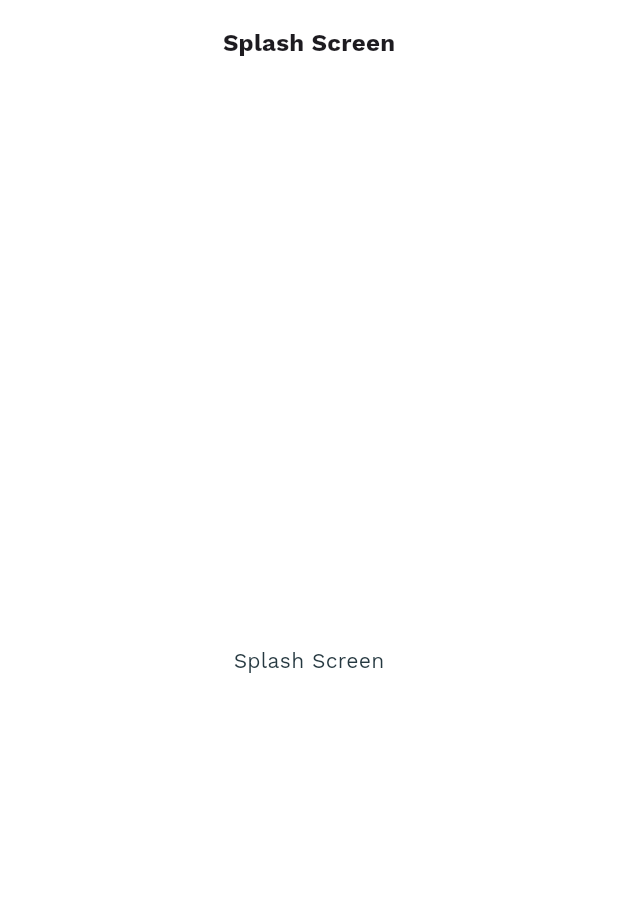
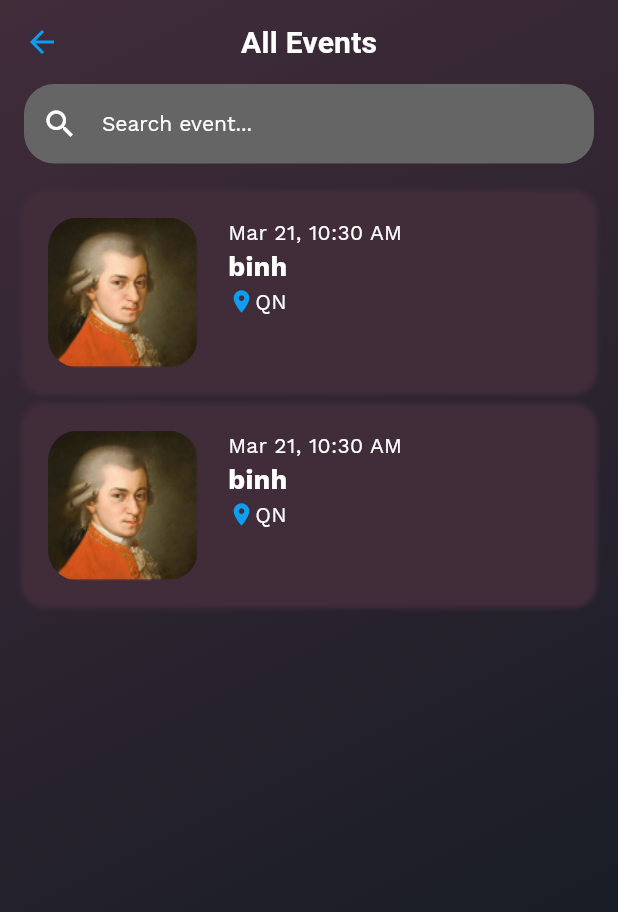
Before and after one commit to ManhHoDinh/Melody, a Flutter app: the screen it shows after launch, on a phone screen of 412 x 824 dp. Shown: the top 912 px of the screen. Run offline on Flutter 3.47's test engine with Material 3 defaults, Android fonts, the phone set to English and light mode, and no system bars; our stand-ins replace cloud_firestore, firebase_auth, firebase_core, flutter_rating_bar, flutter_svg, font_awesome_flutter and 3 more; accounts and stored records are empty; Roboto replaces fonts that are missing (Rubik).

Commit message:
dev: view all album + event

```diff
--- a/lib/main.dart
+++ b/lib/main.dart
@@ -4,10 +4,13 @@ import 'package:melody/app_theme.dart';
 import 'package:flutter/material.dart';
 import 'package:flutter/services.dart';
 import 'package:melody/melody/core/helper/local_storage_helper.dart';
+import 'package:melody/melody/presentations/routes/app_router.dart';
+import 'package:melody/melody/presentations/screens/album/all_album.dart';
+import 'package:melody/melody/presentations/screens/event/all_event_screen.dart';
 import 'package:melody/melody/presentations/screens/splash/splash_screen.dart';
 import 'navigation_home_screen.dart';
 import 'package:flutter/foundation.dart' show kIsWeb;
-
+import 'package:get/get.dart';
 import 'melody/core/models/firebase/firebase_request.dart';
 
 void main() async {
@@ -36,7 +39,7 @@ class MyApp extends StatelessWidget {
       systemNavigationBarDividerColor: Colors.transparent,
       systemNavigationBarIconBrightness: Brightness.dark,
     ));
-    return MaterialApp(
+    return GetMaterialApp(
       title: 'Flutter UI',
       debugShowCheckedModeBanner: false,
       theme: ThemeData(
@@ -44,7 +47,11 @@ class MyApp extends StatelessWidget {
         textTheme: AppTheme.textTheme,
         platform: TargetPlatform.iOS,
       ),
-      home: SplashScreen(),
+      initialRoute: Routes.allEvent,
+      getPages: [
+        GetPage(name: Routes.allAlbum, page: () => AllAlbumScreen()),
+        GetPage(name: Routes.allEvent, page: () => AllEventScreen()),
+      ],
     );
   }
 }
--- a/lib/melody/core/constants/color_palatte.dart
+++ b/lib/melody/core/constants/color_palatte.dart
@@ -2,7 +2,8 @@ import 'package:flutter/material.dart';
 
 class ColorPalette {
   static const Color backgroundColor = Color(0xffFFFFFF);
-  static const Color primaryColor = Color(0xff476A49);
+  static const Color primaryColor = Color(0xffEE10B0);
+  static const Color secondColor = Color(0xff0E9EEF);
 
   static const Color greenText = Color(0xff57CC99);
   static const Color darkBlueText = Color(0xff22577A);
@@ -25,10 +26,10 @@ class ColorPalette {
 class Gradients {
   static const Gradient defaultGradientBackground = LinearGradient(
     begin: Alignment.topLeft,
-    end: Alignment.bottomLeft,
+    end: Alignment.bottomRight,
     colors: [
-      ColorPalette.darkBlueText,
-      ColorPalette.primaryColor,
+      Color(0xff412C3A),
+      Color(0xff0E1920),
     ],
   );
 }
--- a/lib/melody/core/helper/assets_helper.dart
+++ b/lib/melody/core/helper/assets_helper.dart
@@ -30,7 +30,6 @@ class AssetHelper {
   static const String icoGroup = iconAssets + 'ico_group.png';
   static const String icoLineVertical = iconAssets + 'ico_line_vertical.png';
 
-
   //Assets in images
   static const String imgAssets = 'assets/windou/';
 
@@ -44,6 +43,7 @@ class AssetHelper {
 
   //home
   static const String avatar = 'assets/images/avatar.png';
+  static const String test = 'assets/images/test_img.png';
   static const String room1 = imgAssets + 'room1.png';
   static const String room2 = imgAssets + 'room2.png';
   static const String room3 = imgAssets + 'room3.png';
@@ -58,6 +58,5 @@ class AssetHelper {
   static const String nullImageful = imgAssets + 'null_image_color.png';
   static const String inforhotel = imgAssets + 'hotel_infor_ex.png';
 
-
   static const String checked = imgAssets + 'checked.png';
 }
--- /dev/null
+++ b/lib/melody/core/models/event/event.dart
@@ -0,0 +1,17 @@
+import 'package:freezed_annotation/freezed_annotation.dart';
+part 'event.g.dart';
+part 'event.freezed.dart';
+
+@Freezed()
+class Event with _$Event {
+  const factory Event({
+    required String name,
+    required int id,
+    required String image,
+    required String location,
+    required String description,
+    required DateTime startAt,
+    required DateTime endAt,
+  }) = _Event;
+  factory Event.fromJson(Map<String, dynamic> json) => _$EventFromJson(json);
+}
--- a/lib/melody/presentations/routes/app_router.dart
+++ b/lib/melody/presentations/routes/app_router.dart
@@ -5,6 +5,11 @@ import 'package:melody/melody/presentations/screens/splash/splash_screen.dart';
 
 final Map<String, WidgetBuilder> routes = {
   HomeScreen.routeName: (context) => HomeScreen(),
-  LoginScreen.routeName : (context) => LoginScreen(),
-  SplashScreen.routeName : (context) => SplashScreen(),
+  LoginScreen.routeName: (context) => LoginScreen(),
+  SplashScreen.routeName: (context) => SplashScreen(),
 };
+
+class Routes {
+  static String allAlbum = '/allAlbum';
+  static String allEvent = '/allEvent';
+}
--- /dev/null
+++ b/lib/melody/presentations/screens/event/all_event_screen.dart
@@ -0,0 +1,108 @@
+import 'package:flutter/material.dart';
+import 'package:melody/melody/core/helper/text_styles.dart';
+import 'package:melody/melody/core/models/event/event.dart';
+
+import '../../../core/constants/color_palatte.dart';
+import '../../../core/helper/assets_helper.dart';
+import 'widgets/event_item.dart';
+
+class AllEventScreen extends StatefulWidget {
+  const AllEventScreen({super.key});
+
+  @override
+  State<AllEventScreen> createState() => _AllEventScreenState();
+}
+
+class _AllEventScreenState extends State<AllEventScreen> {
+  TextEditingController searchController = TextEditingController();
+  String searchValue = '';
+  List<Event> events = [
+    Event(
+        id: 1,
+        image: AssetHelper.test,
+        description: 'goodd',
+        name: 'binh',
+        startAt: DateTime.now(),
+        endAt: DateTime.now(),
+        location: 'QN'),
+    Event(
+        id: 1,
+        image: AssetHelper.test,
+        description: 'goodd',
+        name: 'binh',
+        startAt: DateTime.now(),
+        endAt: DateTime.now(),
+        location: 'QN')
+  ];
+  @override
+  Widget build(BuildContext context) {
+    return Container(
+      decoration: BoxDecoration(gradient: Gradients.defaultGradientBackground),
+      child: Scaffold(
+        resizeToAvoidBottomInset: false,
+        backgroundColor: Colors.transparent,
+        appBar: AppBar(
+            backgroundColor: Colors.transparent,
+            title: Text(
+              'All Events',
+              style: TextStyle(fontSize: 20).whiteTextColor,
+            ),
+            leading: IconButton(
+              onPressed: () {},
+              icon: Icon(
+                Icons.arrow_back,
+                color: ColorPalette.secondColor,
+              ),
+            )),
+        body: Container(
+          padding: EdgeInsets.symmetric(horizontal: 16),
+          child: Column(
+            children: [
+              TextField(
+                onChanged: (value) {
+                  setState(() {
+                    searchValue = value;
+                  });
+                },
+                controller: searchController,
+                style: TextStyle(fontSize: 14, fontWeight: FontWeight.w400),
+                decoration: InputDecoration(
+                    filled: true,
+                    hintStyle: TextStyle(color: Color(0xffFFFFFF)),
+                    fillColor: Color(0xff656565),
+                    border: OutlineInputBorder(
+                        borderSide: BorderSide.none,
+                        borderRadius: BorderRadius.circular(20)),
+                    hintText: 'Search event...',
+                    prefixIconColor: Color(0xffffffff),
+                    prefixIcon: Icon(Icons.search)),
+              ),
+              SizedBox(
+                height: 20,
+              ),
+              Expanded(
+                child: ListView.separated(
+                    scrollDirection: Axis.vertical,
+                    itemBuilder: ((context, index) {
+                      return EventItem(
+                        event: events[index],
+                      );
+                    }),
+                    separatorBuilder: ((context, index) {
+                      return SizedBox(
+                        height: 10,
+                      );
+                    }),
+                    itemCount: events.length),
+              )
+            ],
+          ),
+        ),
+      ),
+    );
+  }
+
+  List<Event> searchEvents(List<Event> events, String value) {
+    return events.where((element) => element.name.contains(value)).toList();
+  }
+}
--- /dev/null
+++ b/lib/melody/presentations/screens/event/widgets/event_item.dart
@@ -0,0 +1,69 @@
+import 'package:flutter/material.dart';
+import 'package:flutter/widgets.dart';
+import 'package:melody/melody/core/constants/color_palatte.dart';
+import 'package:melody/melody/core/models/event/event.dart';
+import 'package:intl/intl.dart';
+
+class EventItem extends StatelessWidget {
+  final Event event;
+  const EventItem({super.key, required this.event});
+
+  @override
+  Widget build(BuildContext context) {
+    final format = new DateFormat('MMM dd, hh:mm a');
+    return Container(
+      padding: EdgeInsets.all(16),
+      decoration: BoxDecoration(
+          borderRadius: BorderRadius.circular(16),
+          boxShadow: [
+            BoxShadow(color: Color(0xff412C3A), spreadRadius: 2, blurRadius: 2)
+          ]),
+      child: Row(
+        crossAxisAlignment: CrossAxisAlignment.start,
+        children: [
+          Container(
+            width: 100,
+            height: 100,
+            decoration: BoxDecoration(
+                borderRadius: BorderRadius.circular(20),
+                image: DecorationImage(
+                    image: AssetImage(event.image), fit: BoxFit.cover)),
+          ),
+          Container(
+            margin: EdgeInsets.only(left: 20),
+            child: Column(
+              mainAxisAlignment: MainAxisAlignment.start,
+              crossAxisAlignment: CrossAxisAlignment.start,
+              children: [
+                Text(
+                  format.format(event.startAt),
+                  style: TextStyle(color: Colors.white),
+                ),
+                Text(
+                  event.name,
+                  style: TextStyle(
+                      color: Colors.white,
+                      fontSize: 18,
+                      fontWeight: FontWeight.w700),
+                ),
+                Row(
+                  children: [
+                    Icon(
+                      Icons.location_on,
+                      size: 18,
+                      color: ColorPalette.secondColor,
+                    ),
+                    Text(
+                      event.location,
+                      style: TextStyle(color: Colors.white, fontSize: 14),
+                    ),
+                  ],
+                )
+              ],
+            ),
+          )
+        ],
+      ),
+    );
+  }
+}
--- a/pubspec.yaml
+++ b/pubspec.yaml
@@ -30,11 +30,12 @@ dependencies:
   cupertino_icons: ^1.0.2
   font_awesome_flutter: ^10.1.0
   flutter_rating_bar: ^4.0.1
-  intl: ^0.17.0
+  intl: ^0.19.0
   animations: ^2.0.3
   flutter_bloc: ^8.1.3
   shared_preferences: ^2.2.2
   fl_chart: ^0.63.0
+  get: ^4.6.6
 
   #freezed
   freezed: ^2.4.1
```
Also changed, not shown: lib/melody/core/models/album/album.dart (added, +14 -0 lines), lib/melody/presentations/screens/album/all_album.dart (added, +100 -0 lines), lib/melody/presentations/screens/album/widgets/album_item.dart (added, +39 -0 lines), assets/images/test_img.png (added), lib/melody/core/models/album/album.freezed.dart (added), lib/melody/core/models/album/album.g.dart (added), lib/melody/core/models/event/event.freezed.dart (added), lib/melody/core/models/event/event.g.dart (added), pubspec.lock, 1 other file.
